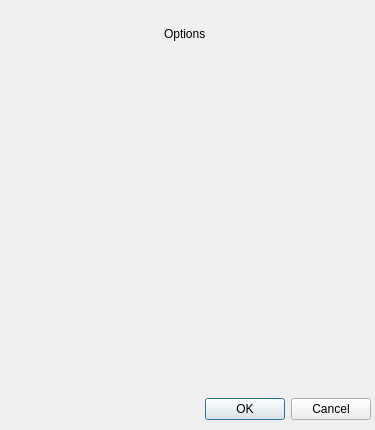
The window that ui/MoreOptionsMasterReport.ui (aanushri9/Counter-Harvesting-5.1) describes before a commit, drawn with Qt 5.
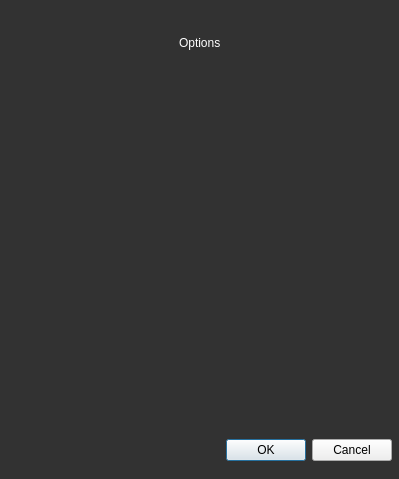
The same window after the commit.

What changed in the file:
```diff
--- a/ui/MoreOptionsMasterReport.ui
+++ b/ui/MoreOptionsMasterReport.ui
@@ -6,21 +6,27 @@
    <rect>
     <x>0</x>
     <y>0</y>
-    <width>375</width>
-    <height>430</height>
+    <width>399</width>
+    <height>479</height>
    </rect>
   </property>
   <property name="windowTitle">
    <string>MainWindow</string>
   </property>
+  <property name="styleSheet">
+   <string notr="true">QMainWindow{
+background-color: #323232;
+color: white;
+}</string>
+  </property>
   <widget class="QWidget" name="centralwidget">
-   <widget class="QWidget" name="verticalLayoutWidget">
+   <widget class="QFrame" name="verticalFrame">
     <property name="geometry">
      <rect>
       <x>0</x>
       <y>9</y>
-      <width>371</width>
-      <height>411</height>
+      <width>401</width>
+      <height>461</height>
      </rect>
     </property>
     <layout class="QVBoxLayout" name="verticalLayout">
@@ -39,7 +45,7 @@
         </size>
        </property>
        <property name="styleSheet">
-        <string notr="true"/>
+        <string notr="true">color: white;</string>
        </property>
        <property name="text">
         <string>Options</string>
@@ -50,7 +56,8 @@
       <widget class="QFrame" name="options_frame_main">
        <property name="styleSheet">
         <string notr="true">QFrame{
-color: &quot;white&quot;;
+color: white;
+
 }</string>
        </property>
        <layout class="QGridLayout" name="options_frame"/>
@@ -58,6 +65,9 @@
      </item>
      <item>
       <widget class="QDialogButtonBox" name="buttonBox">
+       <property name="styleSheet">
+        <string notr="true"/>
+       </property>
        <property name="standardButtons">
         <set>QDialogButtonBox::Cancel|QDialogButtonBox::Ok</set>
        </property>
```
